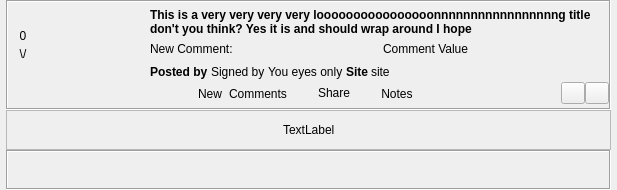
Before: the Qt Designer form retroshare-gui/src/gui/Posted/PostedItem.ui in RetroShare/RetroShare, drawn with Qt 5.
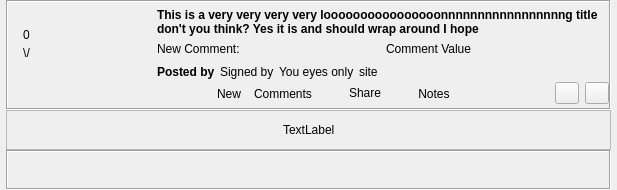
After: the same form once the commit is applied. Icons and pictures are not drawn. Custom widgets are drawn as their Qt base class.

Commit message:
attempting to fix layout isssues
Attempting to fix issues, layout and spacing

Diff of the .ui file:
```diff
--- a/retroshare-gui/src/gui/Posted/PostedItem.ui
+++ b/retroshare-gui/src/gui/Posted/PostedItem.ui
@@ -67,6 +67,12 @@
       </property>
       <item row="0" column="0" rowspan="2">
        <widget class="QFrame" name="voteFrame">
+        <property name="minimumSize">
+         <size>
+          <width>37</width>
+          <height>0</height>
+         </size>
+        </property>
         <property name="styleSheet">
          <string notr="true"/>
         </property>
@@ -100,12 +106,6 @@
              <verstretch>0</verstretch>
             </sizepolicy>
            </property>
-           <property name="minimumSize">
-            <size>
-             <width>24</width>
-             <height>24</height>
-            </size>
-           </property>
            <property name="toolTip">
             <string>Vote up</string>
            </property>
@@ -116,12 +116,6 @@
             <iconset resource="Posted_images.qrc">
              <normaloff>:/images/up-arrow.png</normaloff>:/images/up-arrow.png</iconset>
            </property>
-           <property name="iconSize">
-            <size>
-             <width>16</width>
-             <height>16</height>
-            </size>
-           </property>
            <property name="autoRaise">
             <bool>true</bool>
            </property>
@@ -161,12 +155,6 @@
             <iconset resource="Posted_images.qrc">
              <normaloff>:/images/down-arrow.png</normaloff>:/images/down-arrow.png</iconset>
            </property>
-           <property name="iconSize">
-            <size>
-             <width>16</width>
-             <height>16</height>
-            </size>
-           </property>
            <property name="autoRaise">
             <bool>true</bool>
            </property>
@@ -198,6 +186,12 @@
         </property>
         <item>
          <widget class="QLabel" name="thumbnailLabel">
+          <property name="sizePolicy">
+           <sizepolicy hsizetype="Fixed" vsizetype="Fixed">
+            <horstretch>0</horstretch>
+            <verstretch>0</verstretch>
+           </sizepolicy>
+          </property>
           <property name="minimumSize">
            <size>
             <width>100</width>
@@ -312,7 +306,7 @@
         <item>
          <layout class="QHBoxLayout" name="horizontalLayout_2">
           <property name="spacing">
-           <number>3</number>
+           <number>5</number>
           </property>
           <property name="leftMargin">
            <number>0</number>
@@ -371,25 +365,6 @@
             </property>
            </widget>
           </item>
-          <item>
-           <widget class="QLabel" name="siteBoldLabel">
-            <property name="sizePolicy">
-             <sizepolicy hsizetype="Minimum" vsizetype="Preferred">
-              <horstretch>0</horstretch>
-              <verstretch>0</verstretch>
-             </sizepolicy>
-            </property>
-            <property name="font">
-             <font>
-              <weight>75</weight>
-              <bold>true</bold>
-             </font>
-            </property>
-            <property name="text">
-             <string>Site</string>
-            </property>
-           </widget>
-          </item>
           <item>
            <widget class="QLabel" name="siteLabel">
             <property name="sizePolicy">
@@ -426,6 +401,9 @@
         </item>
         <item>
          <layout class="QHBoxLayout" name="buttonHLayout">
+          <property name="spacing">
+           <number>6</number>
+          </property>
           <property name="leftMargin">
            <number>0</number>
           </property>
```
The commit also changes 2 other files.
